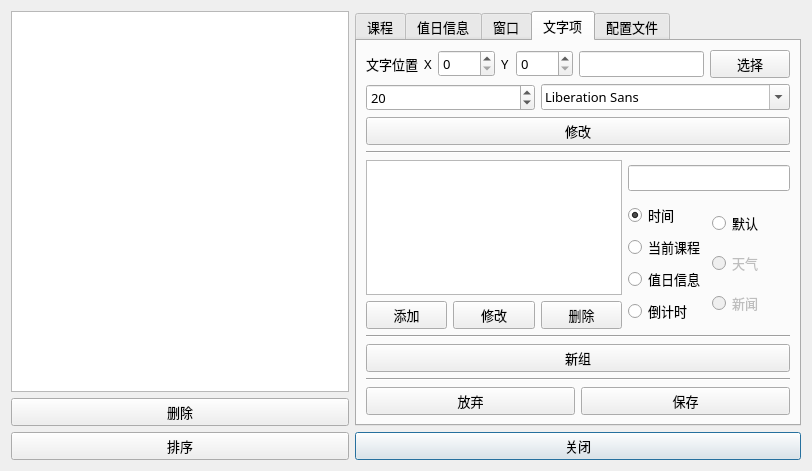
Above: TimeTable-Qt/settings.ui from SHM-white/TimeTable-Qt before the change. Below: the same form after it.
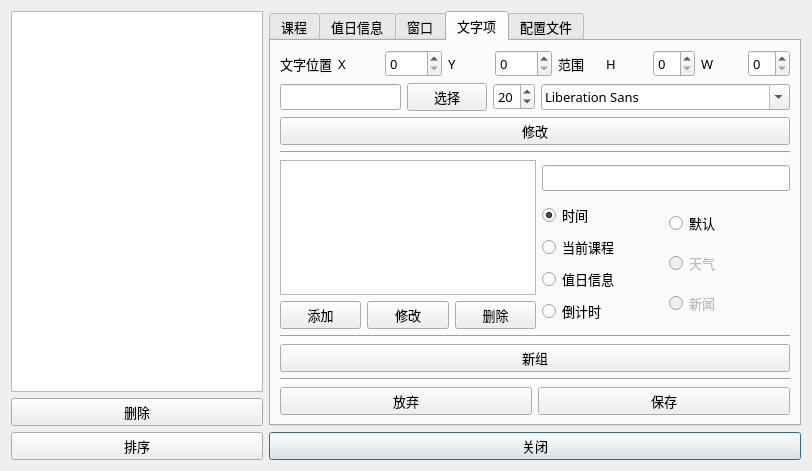
That is the form after the change. The open tabs and pages were chosen to show the change. Icons and pictures are not drawn.

```diff
--- a/TimeTable-Qt/settings.ui
+++ b/TimeTable-Qt/settings.ui
@@ -654,6 +654,37 @@
                 </widget>
                </item>
                <item>
+                <widget class="QLabel" name="label_11">
+                 <property name="text">
+                  <string>范围</string>
+                 </property>
+                </widget>
+               </item>
+               <item>
+                <widget class="QLabel" name="label_12">
+                 <property name="text">
+                  <string>H</string>
+                 </property>
+                </widget>
+               </item>
+               <item>
+                <widget class="QSpinBox" name="spinBox"/>
+               </item>
+               <item>
+                <widget class="QLabel" name="label_18">
+                 <property name="text">
+                  <string>W</string>
+                 </property>
+                </widget>
+               </item>
+               <item>
+                <widget class="QSpinBox" name="spinBox_2"/>
+               </item>
+              </layout>
+             </item>
+             <item>
+              <layout class="QHBoxLayout" name="horizontalLayout_11">
+               <item>
                 <widget class="QLineEdit" name="lineEdit_color">
                  <property name="whatsThis">
                   <string>color</string>
@@ -667,10 +698,6 @@
                  </property>
                 </widget>
                </item>
-              </layout>
-             </item>
-             <item>
-              <layout class="QHBoxLayout" name="horizontalLayout_11">
                <item>
                 <widget class="QSpinBox" name="spinBox_FontSize">
                  <property name="value">
```
